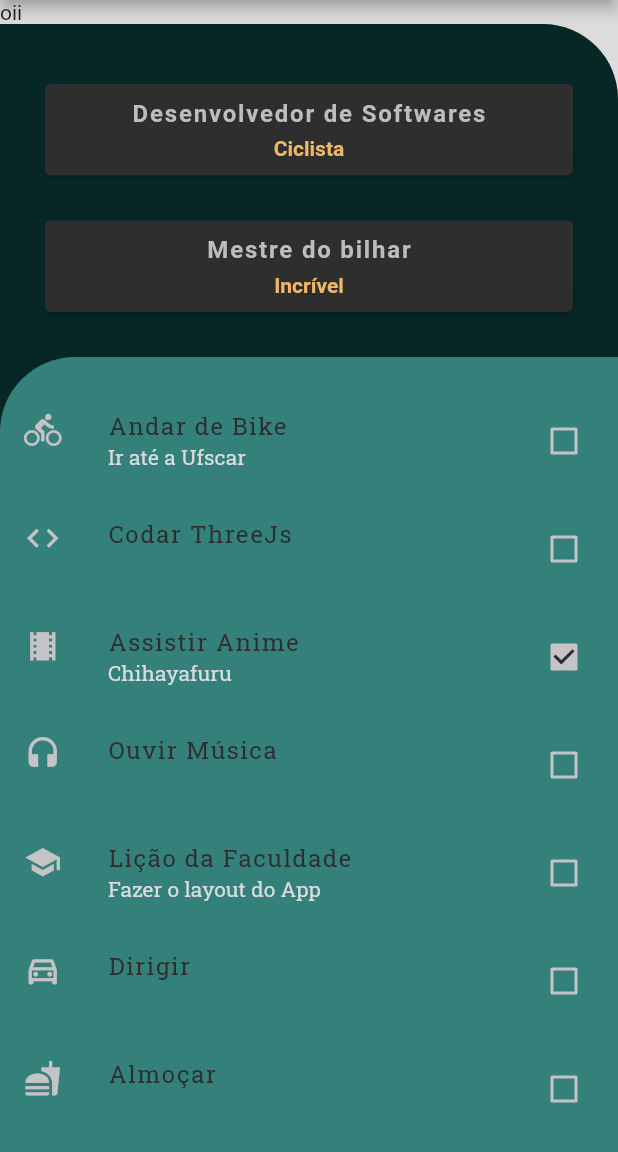
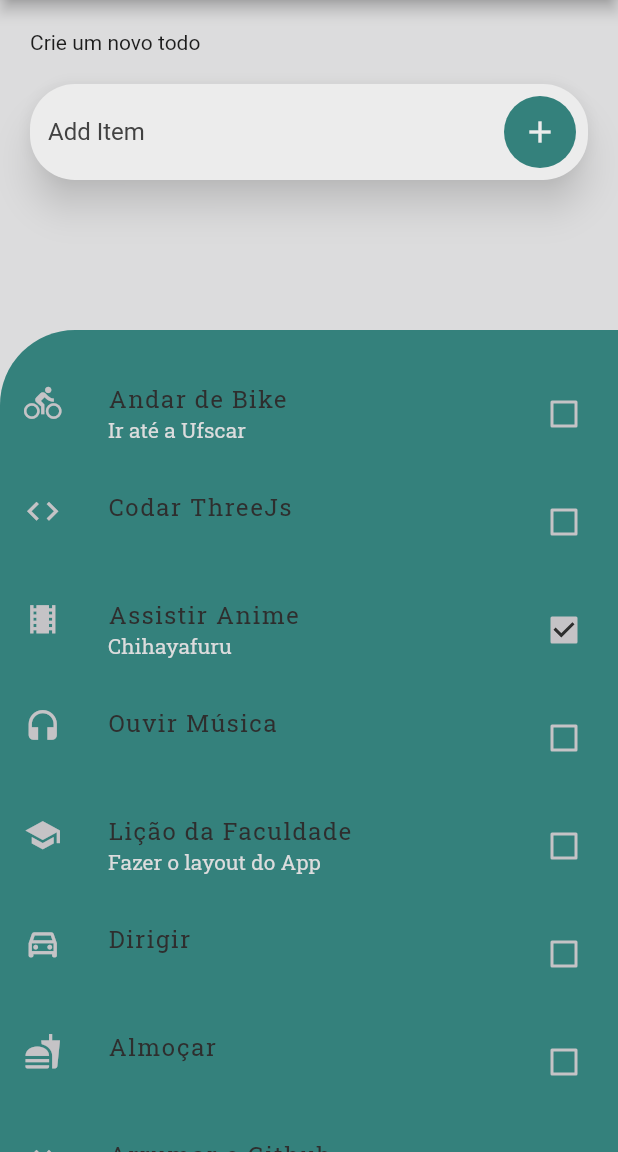
Before and after one commit to AmandaCleto/flutter--todo-list--front, a Flutter app: the screen it shows after launch, on a phone screen of 412 x 824 dp, the part 84-1236 px from its top. Run offline on Flutter 3.47's test engine with Material 2 defaults, Android fonts, the light colour scheme and no system bars.

Commit message:
changed colors; added an input to add new items

```diff
--- a/lib/main.dart
+++ b/lib/main.dart
@@ -102,40 +102,78 @@ class _HomePageState extends State<HomePage> {
           mainAxisAlignment: MainAxisAlignment.start,
           crossAxisAlignment: CrossAxisAlignment.start,
           children: <Widget>[
-            Text('oii'),
-            Expanded(
-              flex: 1,
-              child: ClipRRect(
-                borderRadius: BorderRadius.only(
-                  topRight: Radius.circular(50),
+            Padding(
+              padding: const EdgeInsets.fromLTRB(20.0, 20.0, 20.0, 0.0),
+              child: Column(
+                mainAxisAlignment: MainAxisAlignment.center,
+                crossAxisAlignment: CrossAxisAlignment.start,
+                children: [
+                  Text('Crie um novo todo'),
+                  SizedBox(
+                    height: 20.0,
                   ),
-                child: Container(
-                  color: Color(0xFF062726),
-                  child: Padding(
-                    padding: const EdgeInsets.fromLTRB(0, 10.0, 0, 0),
-                    child: Column(
-                      children: [
-                        Container(
-                          child: Column(
-                            children: stats
-                                .map((stat) => PersonalStats(stat: stat))
-                                .toList(),
+                  Material(
+                    color: Colors.transparent,
+                    elevation: 10,
+                    borderRadius: BorderRadius.circular(30.0),
+                    shadowColor: Colors.grey[300],
+                    child: TextFormField(
+                      decoration: InputDecoration(
+                        suffixIcon: Padding(
+                          padding: const EdgeInsets.all(8.0),
+                          child: Material(
+                            color: Colors.transparent,
+                            child: Ink(
+                              decoration: const ShapeDecoration(
+                                color: Color(0xFF34817C),
+                                shape: CircleBorder(),
+                              ),
+                              child: IconButton(
+                                icon: const Icon(Icons.add),
+                                color: Color(0xFFECECEC),
+                                onPressed: () {},
+                              ),
+                            ),
+                          ),
+                        ),
+                        border: OutlineInputBorder(
+                          borderRadius: BorderRadius.circular(30.0),
+                          borderSide: BorderSide.none,
+                        ),
+                        filled: true,
+                        fillColor: Color(0xFFECECEC),
+                        hintText: 'Add Item',
+                        hintStyle: TextStyle(color: Colors.grey[800]),
+                      ),
+                      validator: (String? value) {
+                        if (value == null || value.isEmpty) {
+                          return 'Please enter some text';
+                        }
+                        return null;
+                      },
+                    ),
+                  ),
+                ],
               ),
             ),
             Expanded(
+              flex: 1,
+              child: Column(
+                children: [
+                  Expanded(
                     child: Padding(
-                            padding: const EdgeInsets.fromLTRB(0, 30.0, 0, 0),
+                      padding: const EdgeInsets.fromLTRB(0, 100.0, 0, 0),
                       child: ClipRRect(
                         borderRadius: BorderRadius.only(
                           topLeft: Radius.circular(50),
+                          topRight: Radius.circular(0),
                         ),
                         child: Container(
                           color: Color(0xFF34817C),
                           child: ListView.builder(
                             padding: EdgeInsets.fromLTRB(0, 20.0, 0, 0),
                             itemCount: widget.todoList.length,
-                                  itemBuilder:
-                                      (BuildContext context, int index) {
+                            itemBuilder: (BuildContext context, int index) {
                               final todo = widget.todoList[index];
                               return Center(
                                 child: Container(
@@ -192,18 +230,15 @@ class _HomePageState extends State<HomePage> {
                 ],
               ),
             ),
-                ),
-              ),
-            ),
           ],
         ),
       ),
-      drawer: Drawer(
-        // Add a ListView to the drawer. This ensures the user can scroll
-        // through the options in the drawer if there isn't enough vertical
-        // space to fit everything.
+      drawer: Theme(
+        data: Theme.of(context).copyWith(
+          canvasColor: Color(0xFFECECEC),
+        ),
+        child: Drawer(
           child: ListView(
-          // Important: Remove any padding from the ListView.
             padding: EdgeInsets.zero,
             children: [
               Container(
@@ -227,15 +262,11 @@ class _HomePageState extends State<HomePage> {
                                 Container(
                                   decoration: new BoxDecoration(
                                     shape: BoxShape.circle,
-                                  border: new Border.all(
-                                    color: Color(0xFF062726),
-                                    width: 4.0,
-                                  ),
                                   ),
                                   child: CircleAvatar(
                                     backgroundImage:
-                                      AssetImage('assets/hero.jpeg'),
-                                  radius: 40.0,
+                                        AssetImage('assets/hero.png'),
+                                    radius: 35.0,
                                   ),
                                 ),
                                 SizedBox(
@@ -244,7 +275,7 @@ class _HomePageState extends State<HomePage> {
                                 Text(
                                   'Caio o Oliveira',
                                   style: TextStyle(
-                                  color: Color(0xFF2E2E2E),
+                                    color: Color(0xFFECECEC),
                                     fontSize: 20.0,
                                     fontWeight: FontWeight.bold,
                                     letterSpacing: 2.4,
@@ -258,7 +289,7 @@ class _HomePageState extends State<HomePage> {
                                   children: [
                                     Icon(
                                       Icons.email,
-                                    color: Color(0xFF062726),
+                                      color: Color(0xFFEEB868),
                                     ),
                                     SizedBox(
                                       width: 10.0,
@@ -266,7 +297,7 @@ class _HomePageState extends State<HomePage> {
                                     Text(
                                       'caioliveira@gmail.com',
                                       style: TextStyle(
-                                      color: Color(0xFF062726),
+                                        color: Color(0xFFECECEC),
                                         fontSize: 15.0,
                                         fontFamily: 'RobotoSlab',
                                       ),
@@ -282,7 +313,7 @@ class _HomePageState extends State<HomePage> {
                                       padding: EdgeInsets.zero,
                                       constraints: BoxConstraints(),
                                       icon: const Icon(Icons.star),
-                                    color: Color(0xFF062726),
+                                      color: Color(0xFFEEB868),
                                       tooltip: 'aumenta o nível',
                                       onPressed: () {
                                         setState(() {
@@ -296,7 +327,7 @@ class _HomePageState extends State<HomePage> {
                                     Text(
                                       'Nível de Exibismo : $sum',
                                       style: TextStyle(
-                                        color: Color(0xFF062726),
+                                          color: Color(0xFFECECEC),
                                           fontSize: 15.0,
                                           fontFamily: 'RobotoSlab'),
                                     ),
@@ -333,6 +364,7 @@ class _HomePageState extends State<HomePage> {
             ],
           ),
         ),
+      ),
     );
   }
 }
--- a/pubspec.yaml
+++ b/pubspec.yaml
@@ -46,7 +46,7 @@ flutter:
 
   #To add assets to your application, add an assets section, like this:
   assets:
-    - assets/hero.jpeg
+    - assets/hero.png
 
   # An image asset can refer to one or more resolution-specific "variants", see
   # https://flutter.dev/assets-and-images/#resolution-aware.
```
Also changed, not shown: assets/hero.jpeg (deleted), assets/hero.png (added). Lines whose indentation alone changed are shown as unchanged.
